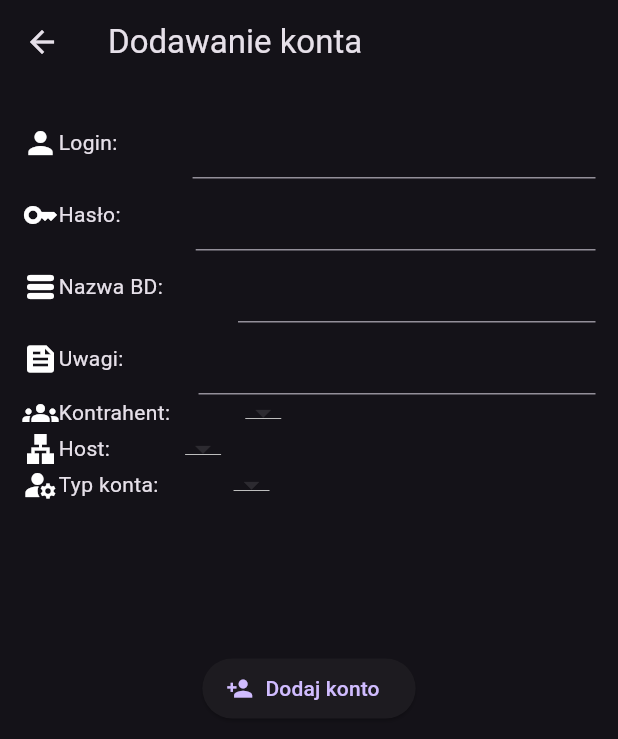
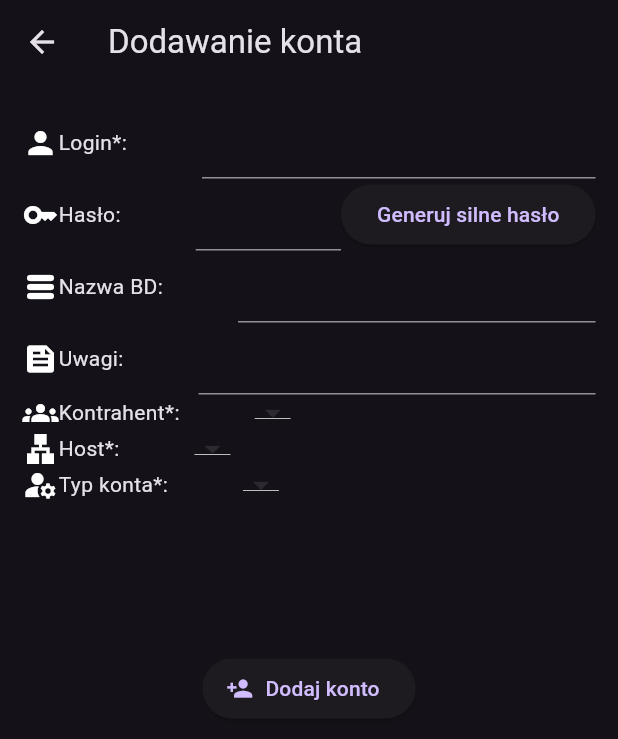
Before and after one commit to wkedsxx/baza_hasel, a Flutter app: the KontoNewPage screen opened directly, on a phone screen of 412 x 824 dp. Shown: the top 739 px of the screen. Run offline on Flutter 3.47's test engine with Material 2 defaults, Android fonts, the phone set to English and light mode, and no system bars; our stand-ins replace cloud_firestore, firebase_auth, firebase_core; missing offline and left inert: random_password_generator; accounts and stored records are empty; statements that could not run were skipped.

Commit message:
Dodałem możliwość generowania haseł i wymaganie wypełnienia pól przy tworzeniu nowego konta.

```diff
--- a/lib/views/konto_new_page.dart
+++ b/lib/views/konto_new_page.dart
@@ -1,5 +1,6 @@
 import 'package:flutter/material.dart';
 import 'package:cloud_firestore/cloud_firestore.dart';
+import 'package:random_password_generator/random_password_generator.dart';
 import '/views/ui_elements/collection_dropdown.dart';
 import '/views/konta_search_page.dart';
 
@@ -55,22 +56,22 @@ class _KontoNewPageState extends State<KontoNewPage> {
           padding: const EdgeInsets.all(15.0),
           child: Column(
             children: [
-              tile(Icons.person, 'Login:', loginController),
-              tile(Icons.key, 'Hasło:', hasloController),
+              tile(Icons.person, 'Login*:', loginController),
+              newPasswordTile(Icons.key, 'Hasło:', hasloController),
               tile(Icons.table_rows_rounded, 'Nazwa BD:', nazwaBDController),
               tile(Icons.feed, 'Uwagi:', uwagiController),
               tileDropdown(
-                Icons.groups,
-                'Kontrahent:',
-                kontrahenci,
-                updateKontrahent,
-              ),
-              tileDropdown(Icons.lan, 'Host:', hosty, updateHost),
-              tileDropdown(Icons.manage_accounts, 'Typ konta:', typyKont,
+                  Icons.groups, 'Kontrahent*:', kontrahenci, updateKontrahent),
+              tileDropdown(Icons.lan, 'Host*:', hosty, updateHost),
+              tileDropdown(Icons.manage_accounts, 'Typ konta*:', typyKont,
                   updateTypkonta),
               const SizedBox(height: 100),
               ElevatedButton.icon(
                 onPressed: () {
+                  if (loginController.text != '' &&
+                      kontrahentValue != null &&
+                      hostValue != null &&
+                      typKontaValue != null) {
                     Map<String, dynamic> newKonto = {
                       'login': loginController.text,
                       'haslo': hasloController.text,
@@ -84,6 +85,11 @@ class _KontoNewPageState extends State<KontoNewPage> {
                     konta.add(newKonto);
                     Navigator.of(context).push(MaterialPageRoute(
                         builder: (context) => KontaSearchPage()));
+                  } else {
+                    ScaffoldMessenger.of(context).showSnackBar(const SnackBar(
+                      content: Text('Wypełnij wymagane pola!'),
+                    ));
+                  }
                 },
                 icon: const Icon(Icons.person_add),
                 label: const Text('Dodaj konto'),
@@ -104,6 +110,30 @@ class _KontoNewPageState extends State<KontoNewPage> {
     );
   }
 
+  Row newPasswordTile(
+      IconData icon, String title, TextEditingController controller) {
+    return Row(
+      children: [
+        Icon(icon),
+        Text(title),
+        const SizedBox(width: 50),
+        Expanded(child: TextField(controller: controller)),
+        ElevatedButton(
+            onPressed: () {
+              final passwordGenerator = RandomPasswordGenerator();
+              String newPassword = passwordGenerator.randomPassword(
+                  letters: true,
+                  numbers: true,
+                  uppercase: true,
+                  specialChar: true,
+                  passwordLength: 12);
+              controller.text = newPassword;
+            },
+            child: const Text('Generuj silne hasło')),
+      ],
+    );
+  }
+
   Row tileDropdown(IconData icon, String title,
       CollectionReference collectionRef, Function callback) {
     return Row(
--- a/pubspec.yaml
+++ b/pubspec.yaml
@@ -13,6 +13,7 @@ dependencies:
   intl: ^0.17.0
   flutter:
     sdk: flutter
+  random_password_generator: ^0.2.1
 
 
 dev_dependencies:
```
Also changed, not shown: pubspec.lock. Lines whose indentation alone changed are shown as unchanged.
